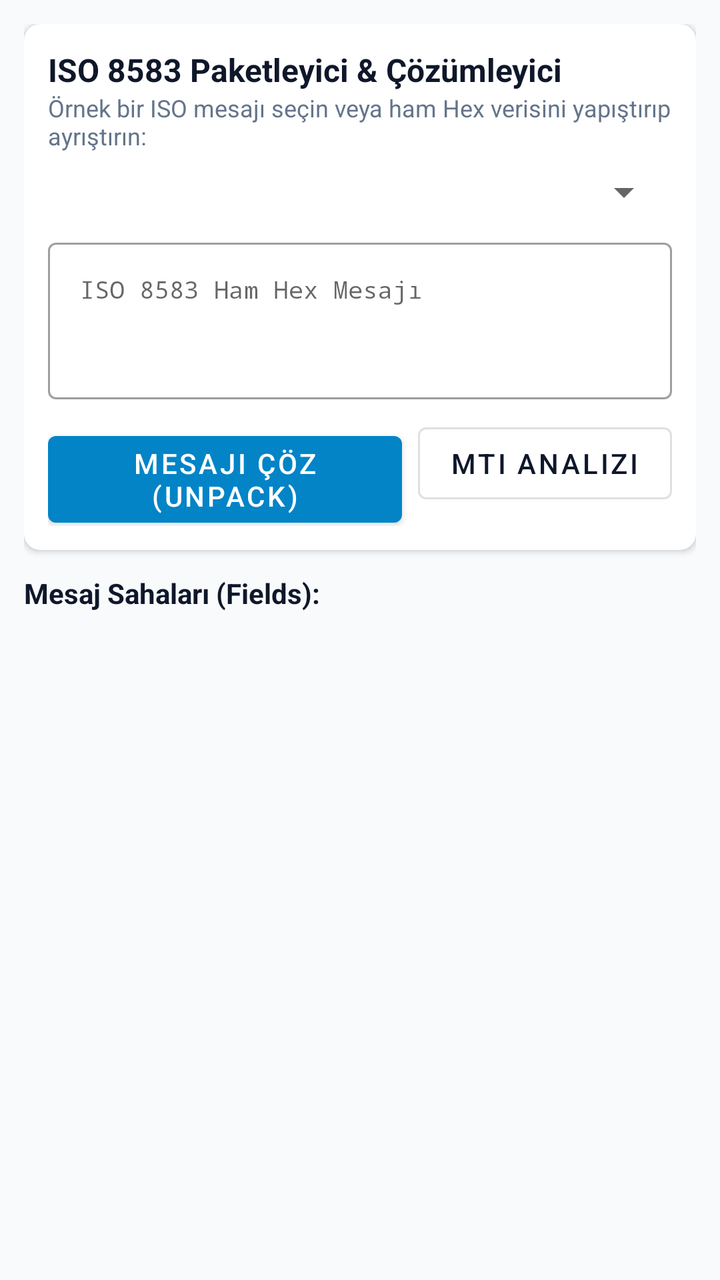
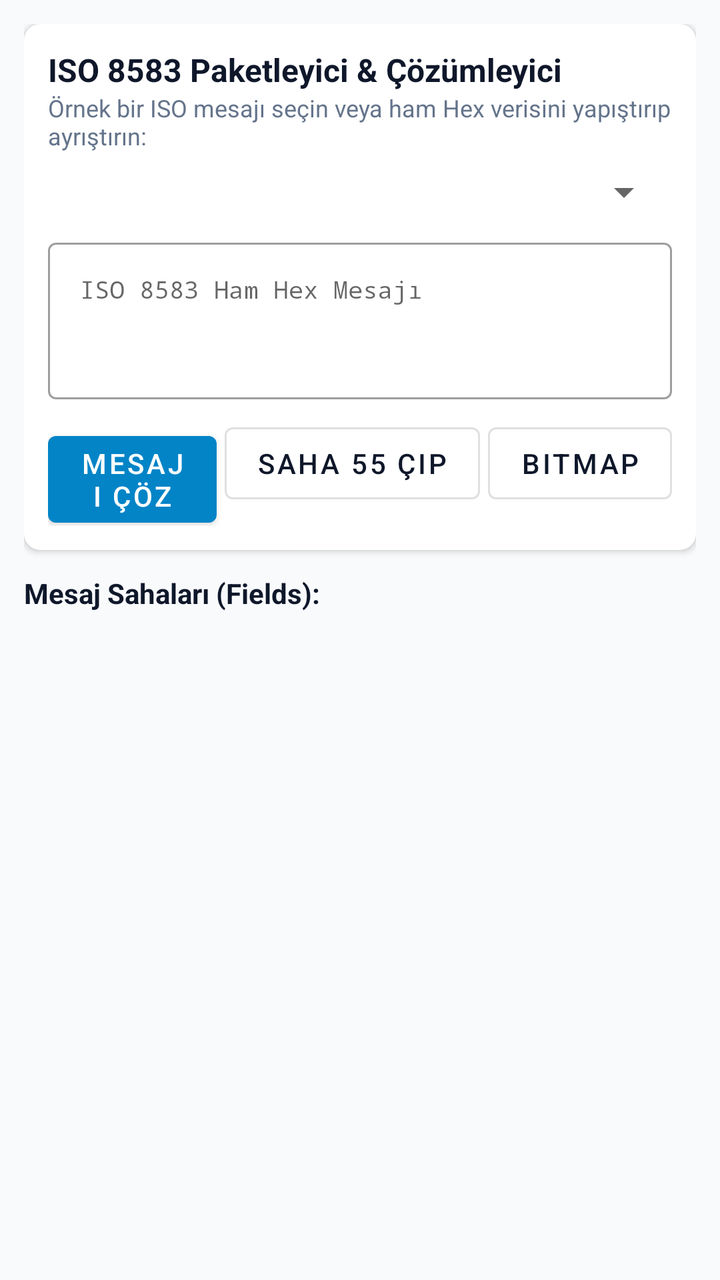

An Android layout rendered at two revisions. The XML below is the earlier revision; the diff shows what the commit changed to produce the second picture.
<!-- AndroidManifest.xml: application theme Theme.BankingExample -->
<!-- res/layout/fragment_iso8583.xml -->
<?xml version="1.0" encoding="utf-8"?>
<LinearLayout xmlns:android="http://schemas.android.com/apk/res/android"
    xmlns:app="http://schemas.android.com/apk/res-auto"
    android:layout_width="match_parent"
    android:layout_height="match_parent"
    android:orientation="vertical"
    android:padding="12dp">

    <com.google.android.material.card.MaterialCardView
        android:layout_width="match_parent"
        android:layout_height="wrap_content"
        app:cardCornerRadius="8dp"
        app:cardElevation="2dp"
        android:layout_marginBottom="12dp">

        <LinearLayout
            android:layout_width="match_parent"
            android:layout_height="wrap_content"
            android:orientation="vertical"
            android:padding="12dp">

            <TextView
                android:layout_width="wrap_content"
                android:layout_height="wrap_content"
                android:text="ISO 8583 Paketleyici &amp; Çözümleyici"
                android:textColor="@color/primary"
                android:textSize="16sp"
                android:textStyle="bold" />

            <TextView
                android:layout_width="wrap_content"
                android:layout_height="wrap_content"
                android:text="Örnek bir ISO mesajı seçin veya ham Hex verisini yapıştırıp ayrıştırın:"
                android:textColor="@color/text_secondary"
                android:textSize="12sp"
                android:layout_marginBottom="8dp" />

            <Spinner
                android:id="@+id/spIsoPresets"
                android:layout_width="match_parent"
                android:layout_height="wrap_content"
                android:layout_marginBottom="8dp" />

            <com.google.android.material.textfield.TextInputLayout
                android:layout_width="match_parent"
                android:layout_height="wrap_content"
                style="@style/Widget.MaterialComponents.TextInputLayout.OutlinedBox">

                <com.google.android.material.textfield.TextInputEditText
                    android:id="@+id/etIsoHex"
                    android:layout_width="match_parent"
                    android:layout_height="wrap_content"
                    android:hint="ISO 8583 Ham Hex Mesajı"
                    android:fontFamily="monospace"
                    android:textSize="12sp"
                    android:lines="3"
                    android:gravity="top|start" />
            </com.google.android.material.textfield.TextInputLayout>

            <LinearLayout
                android:layout_width="match_parent"
                android:layout_height="wrap_content"
                android:orientation="horizontal"
                android:layout_marginTop="8dp">

                <com.google.android.material.button.MaterialButton
                    android:id="@+id/btnUnpackIso"
                    android:layout_width="0dp"
                    android:layout_height="wrap_content"
                    android:layout_weight="1"
                    android:text="Mesajı Çöz (Unpack)"
                    app:backgroundTint="@color/accent" />

                <com.google.android.material.button.MaterialButton
                    android:id="@+id/btnMtiInfo"
                    style="@style/Widget.MaterialComponents.Button.OutlinedButton"
                    android:layout_width="wrap_content"
                    android:layout_height="wrap_content"
                    android:layout_marginStart="8dp"
                    android:text="MTI Analizi" />
            </LinearLayout>
        </LinearLayout>
    </com.google.android.material.card.MaterialCardView>

    <TextView
        android:id="@+id/tvIsoHeaderSummary"
        android:layout_width="wrap_content"
        android:layout_height="wrap_content"
        android:text="Mesaj Sahaları (Fields):"
        android:textColor="@color/primary"
        android:textStyle="bold"
        android:layout_marginBottom="4dp" />

    <androidx.recyclerview.widget.RecyclerView
        android:id="@+id/rvIsoFields"
        android:layout_width="match_parent"
        android:layout_height="match_parent"
        android:scrollbars="vertical" />

</LinearLayout>
<!-- resources referenced by this layout -->
<resources>
  <color name="accent">#0284C7</color>
  <color name="primary">#0F172A</color>
  <color name="text_secondary">#64748B</color>
  <style name="Theme.BankingExample" parent="Theme.MaterialComponents.DayNight.NoActionBar">
          <item name="colorPrimary">@color/primary</item>
          <item name="colorPrimaryDark">@color/primary_dark</item>
          <item name="colorAccent">@color/accent</item>
          <item name="android:windowBackground">@color/background_light</item>
      </style>
  <color name="primary_dark">#020617</color>
  <color name="background_light">#F8FAFC</color>
</resources>

<!-- the commit's change to res/layout/fragment_iso8583.xml (unified diff, before → after) -->
@@ -68,16 +68,24 @@
                     android:layout_width="0dp"
                     android:layout_height="wrap_content"
                     android:layout_weight="1"
-                    android:text="Mesajı Çöz (Unpack)"
+                    android:text="Mesajı Çöz"
                     app:backgroundTint="@color/accent" />
+
+                <com.google.android.material.button.MaterialButton
+                    android:id="@+id/btnAnalyzeField55"
+                    style="@style/Widget.MaterialComponents.Button.OutlinedButton"
+                    android:layout_width="wrap_content"
+                    android:layout_height="wrap_content"
+                    android:layout_marginStart="4dp"
+                    android:text="Saha 55 Çip" />
 
                 <com.google.android.material.button.MaterialButton
                     android:id="@+id/btnMtiInfo"
                     style="@style/Widget.MaterialComponents.Button.OutlinedButton"
                     android:layout_width="wrap_content"
                     android:layout_height="wrap_content"
-                    android:layout_marginStart="8dp"
-                    android:text="MTI Analizi" />
+                    android:layout_marginStart="4dp"
+                    android:text="Bitmap" />
             </LinearLayout>
         </LinearLayout>
     </com.google.android.material.card.MaterialCardView>
